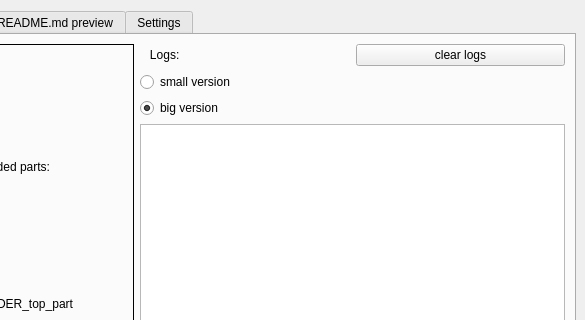
Qt form untitled.ui (nngogol/PySimpleGUIDocGen) before a commit; both pictures show x 86 to 671 and y 0 to 320 of the 671 by 698 pixel window.
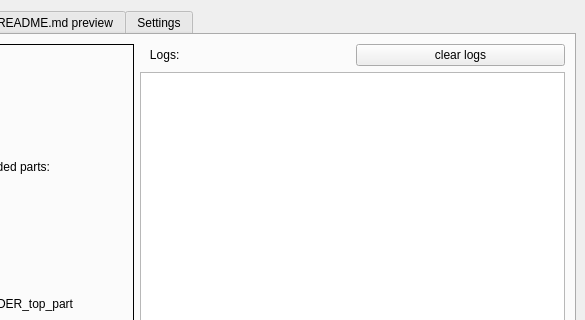
The same form after that commit.

Patch:
```diff
--- a/untitled.ui
+++ b/untitled.ui
@@ -71,23 +71,6 @@
               </property>
              </widget>
             </item>
-            <item row="2" column="0">
-             <widget class="QRadioButton" name="radioButton_2">
-              <property name="text">
-               <string>big version</string>
-              </property>
-              <property name="checked">
-               <bool>true</bool>
-              </property>
-             </widget>
-            </item>
-            <item row="1" column="0">
-             <widget class="QRadioButton" name="radioButton">
-              <property name="text">
-               <string>small version</string>
-              </property>
-             </widget>
-            </item>
            </layout>
           </item>
           <item row="0" column="0">
```
